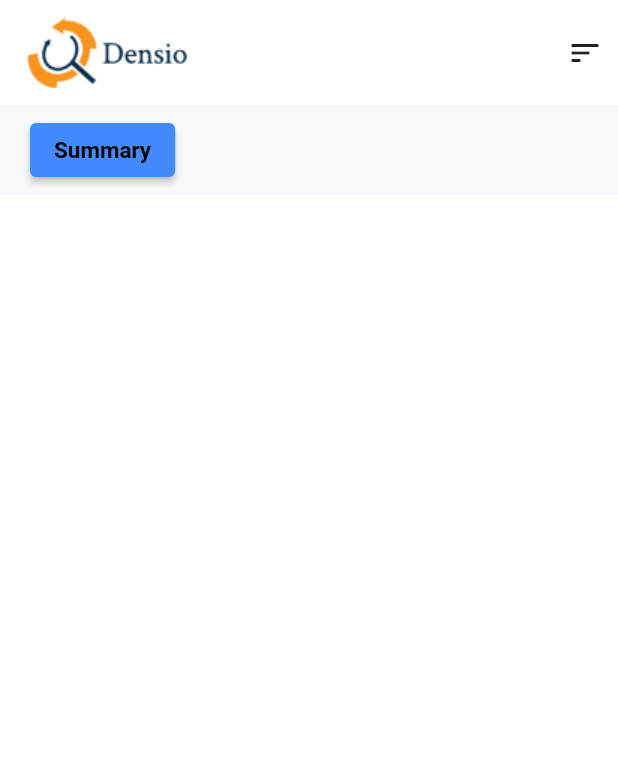
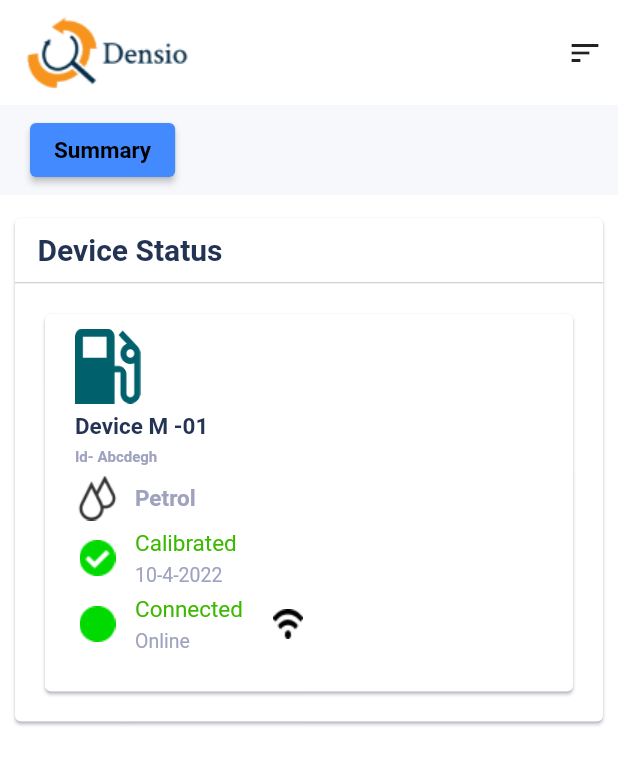
Before and after one commit to khurshid289833/densio, a Flutter app: the Home screen opened by its route, on a phone screen of 412 x 824 dp. Shown: the top 765 px of the screen. Run offline on Flutter 3.47's test engine with Material 2 defaults, Android fonts, the phone set to English and light mode, and no system bars; our stand-ins replace email_validator, shared_preferences; accounts and stored records are empty; Roboto replaces fonts that are missing (Hind).

Commit message:
home and logout

```diff
--- a/lib/drawer/navigationDrawer.dart
+++ b/lib/drawer/navigationDrawer.dart
@@ -2,6 +2,7 @@ import 'package:flutter/material.dart';
 import 'package:untitled2/drawer/pageRoutes.dart';
 import 'package:untitled2/utils/appString.dart';
 
+import '../main.dart';
 import 'createDrawerBodyItem.dart';
 import 'createDrawerHeader.dart';
 
@@ -92,6 +93,18 @@ class navigationDrawer extends StatelessWidget {
             onTap: () =>
                 Navigator.pushReplacementNamed(context, pageRoutes.webhook),
           ),
+
+          createDrawerBodyItem(
+            icon: Icons.logout,
+            text: AppString.logout,
+            onTap: () {
+              sharedPreferences.setBool('isLogin', false);
+              Navigator.pushReplacementNamed(context, pageRoutes.login);
+
+            }
+
+
+          ),
         ],
       ),
     );
--- a/lib/drawer/pageRoutes.dart
+++ b/lib/drawer/pageRoutes.dart
@@ -1,11 +1,10 @@
-import 'package:flutter/material.dart';
-import 'package:untitled2/home/dashboard.dart';
 import 'package:untitled2/home/home.dart';
+import 'package:untitled2/login/login.dart';
 import 'package:untitled2/webhooks/webhooks.dart';
 
 class pageRoutes {
   static const String home = Home.routeName;
   static const String webhook = Webhooks.routeName;
-  static const String dashboard = Dashboard.routeName;
+  static const String login = Login.routeName;
 
 }
--- a/lib/home/dashboard.dart
+++ /dev/null
@@ -1,36 +0,0 @@
-import 'package:flutter/material.dart';
-import 'package:untitled2/home/home.dart';
-import 'package:untitled2/drawer/pageRoutes.dart';
-import 'package:untitled2/webhooks/webhooks.dart';
-
-class Dashboard extends StatefulWidget{
-  static const String routeName = '/dashboard';
-  @override
-  State<StatefulWidget> createState() {
-
-    return DashboardState();
-  }
-
-}
-class DashboardState extends State<Dashboard>{
-  @override
-  Widget build(BuildContext context) {
-
-    return new MaterialApp(
-      title: 'NavigationDrawer Demo',
-      theme: new ThemeData(
-        primarySwatch: Colors.blue,
-      ),
-      home: Home(),
-      routes:  {
-        pageRoutes.home: (context) => Home(),
-        pageRoutes.webhook: (context) => Webhooks(),
-        pageRoutes.webhook: (context) => Webhooks(),
-        pageRoutes.webhook: (context) => Webhooks(),
-        pageRoutes.webhook: (context) => Webhooks(),
-      },
-    );
-  }
-
-
-}
--- a/lib/home/home.dart
+++ b/lib/home/home.dart
@@ -3,50 +3,47 @@ import 'package:flutter/material.dart';
 import 'package:untitled2/drawer/navigationDrawer.dart';
 import 'package:untitled2/utils/appColor.dart';
 import 'package:untitled2/utils/appString.dart';
+import 'package:untitled2/utils/homescreenCard.dart';
 
-class Home extends StatefulWidget{
+class Home extends StatefulWidget {
   static const String routeName = '/homePage';
 
   @override
   State<StatefulWidget> createState() {
-
     return HomeState();
   }
+}
 
-}
-class HomeState extends State<Home>{
+class HomeState extends State<Home> {
   final GlobalKey<ScaffoldState> _key = GlobalKey();
+
   @override
   Widget build(BuildContext context) {
-
     return new Scaffold(
         key: _key,
-
         drawer: navigationDrawer(),
         body: SafeArea(
           child: Container(
-
             color: Colors.white,
             child: Column(
-              mainAxisAlignment: MainAxisAlignment.start
-              ,crossAxisAlignment: CrossAxisAlignment.start,
+              mainAxisAlignment: MainAxisAlignment.start,
+              crossAxisAlignment: CrossAxisAlignment.start,
               children: [
                 Container(
-                padding: EdgeInsets.fromLTRB(10,0,10,0),
+                  padding: EdgeInsets.fromLTRB(10, 0, 10, 0),
                   color: Colors.white,
                   height: 70,
                   child: Row(
-
                     mainAxisAlignment: MainAxisAlignment.spaceBetween,
                     children: [
-                  Image.asset("assets/images/logo.png")
-                  ,
-                  GestureDetector(onTap:(){
+                      Image.asset("assets/images/logo.png"),
+                      GestureDetector(
+                          onTap: () {
                             _key.currentState!.openDrawer();
-                  },child: Icon(Icons.sort))
-
-                ],),
-
+                          },
+                          child: Icon(Icons.sort))
+                    ],
+                  ),
                 ),
 
                 Container(
@@ -54,30 +51,48 @@ class HomeState extends State<Home>{
                   height: 60,
                   color: AppColor.summaryBg,
                   child: Row(
-
-                  children: [ElevatedButton(
-
+                    children: [
+                      ElevatedButton(
                         child: Text(
                           AppString.summary,
-
                         ),
                         style: ElevatedButton.styleFrom(
-                        primary: Colors.blueAccent ,
-                        textStyle:
-                        TextStyle(fontSize: 15, fontWeight: FontWeight.bold)),
-                    onPressed: () async {
-                    },
-                  ),],
-
+                            primary: Colors.blueAccent,
+                            textStyle: TextStyle(
+                                fontSize: 15, fontWeight: FontWeight.bold)),
+                        onPressed: () async {},
+                      ),
+                    ],
                   ),
                 ),
+                Card(
+                  shadowColor: AppColor.cardShadow,
+                  margin: EdgeInsets.fromLTRB(10, 15, 10, 5),
+                  child: Column(
+                    crossAxisAlignment: CrossAxisAlignment.start,
+                    children: [
+                      Padding(
+                        padding: const EdgeInsets.fromLTRB(15, 10, 15, 10),
+                        child: Text(
+                          "Device Status",
+                          style: TextStyle(
+                              color: AppColor.cardDivider,
+                              fontWeight: FontWeight.bold,
+                              fontSize: 20),
+                        ),
+                      ),
+                      Divider(
+                        color: AppColor.greyColor,
+                        height: 1,
+                      ),
+                      homeScreenCard(),
 
-            ],),
+                    ],
                   ),
                 )
-
-    );
+              ],
+            ),
+          ),
+        ));
   }
-
-
 }
--- a/lib/login/login.dart
+++ b/lib/login/login.dart
@@ -1,10 +1,12 @@
 import 'dart:convert';
 
+import 'package:email_validator/email_validator.dart';
 import 'package:flutter/material.dart';
 import 'package:untitled2/main.dart';
 import 'package:untitled2/register/register.dart';
 import 'package:untitled2/services/LoginService.dart';
 import 'package:untitled2/utils/InputDecoration.dart';
+import 'package:untitled2/utils/appColor.dart';
 import 'package:untitled2/utils/appString.dart';
 import 'package:untitled2/drawer/pageRoutes.dart';
 import 'package:shared_preferences/shared_preferences.dart';
@@ -12,6 +14,8 @@ import 'package:untitled2/widget/alertDialog.dart';
 import 'package:untitled2/widget/loader.dart';
 
 class Login extends StatefulWidget {
+  static const String routeName = '/login';
+
   @override
   State<StatefulWidget> createState() {
     // TODO: implement createState
@@ -31,7 +35,11 @@ class LoginState extends State<Login> {
   void initState() {
     _passwordVisible = false;
 
-     //sharedPreferences.getString("savedEmail");
+    if(sharedPreferences.getString("savedEmail")!=null){
+      emailController.text= sharedPreferences.getString("savedEmail");
+      passwordController.text= sharedPreferences.getString("savedPassword");
+
+    }
 
   }
 
@@ -43,7 +51,7 @@ class LoginState extends State<Login> {
         Scaffold(
           body: SingleChildScrollView(
             child: Container(
-              padding: EdgeInsets.only(top: 100, left: 20, right: 20),
+              padding: EdgeInsets.only(top: 80, left: 20, right: 20),
               child: Column(
                 mainAxisAlignment: MainAxisAlignment.start,
                 crossAxisAlignment: CrossAxisAlignment.start,
@@ -72,7 +80,7 @@ class LoginState extends State<Login> {
                         if(value!.isEmpty)
                         {
                           return AppString.emailRequired;
-                        } if(value.contains("@") && !RegExp("^[a-zA-Z0-9+_.-]+@[a-zA-Z0-9.-]+.[a-z]").hasMatch(value)){
+                        } if(value.contains("@") && EmailValidator.validate(value!)==false){
                           return AppString.invalidEmail;
                         }if(isNumeric(value)==true && value.length!=10){
                           return AppString.invalidNumber;
@@ -155,7 +163,7 @@ class LoginState extends State<Login> {
                         height: 24.0,
                         width: 24.0,
                         child: Checkbox(
-                          activeColor: Colors.amber,
+                          activeColor: AppColor.blueColor,
                           value: _isChecked,
                           onChanged: (value) {
                             setState(() {
@@ -191,6 +199,10 @@ class LoginState extends State<Login> {
                           if(_isChecked==true){
                             sharedPreferences.setString('savedEmail',emailController.text);
                             sharedPreferences.setString('savedPassword',passwordController.text );
+                          }else{
+                            sharedPreferences.setString('savedEmail',"");
+                            sharedPreferences.setString('savedPassword',"");
+
                           }
 
                           isLoading=true;
@@ -204,7 +216,7 @@ class LoginState extends State<Login> {
                           setState(() {
                             isLoading=false;
                             if(response == "User logged in successfully"){
-                              Navigator.pushReplacementNamed(context, pageRoutes.dashboard);
+                              Navigator.pushReplacementNamed(context, pageRoutes.home);
                             } else{
                               showAlert(context, response);
 
@@ -273,4 +285,6 @@ class LoginState extends State<Login> {
     }
     return double.tryParse(s) != null;
   }
+
+
 }
--- a/lib/main.dart
+++ b/lib/main.dart
@@ -5,7 +5,6 @@ import 'package:untitled2/webhooks/webhooks.dart';
 import 'package:shared_preferences/shared_preferences.dart';
 import 'package:provider/provider.dart';
 import 'controller/registerController.dart';
-import 'home/dashboard.dart';
 import 'home/home.dart';
 
 var sharedPreferences;
@@ -59,8 +58,8 @@ class MyApp extends StatelessWidget {
       pageRoutes.webhook: (context) => Webhooks(),
       pageRoutes.webhook: (context) => Webhooks(),
       pageRoutes.webhook: (context) => Webhooks(),
-      pageRoutes.dashboard: (context) => Dashboard(),
-      }, ),
+          pageRoutes.login: (context) => Login(),
+        }, ),
     );
   }
 }
@@ -89,7 +88,7 @@ class _MyHomePageState extends State<MyHomePage> {
   Widget build(BuildContext context) {
     return Scaffold(
 
-      body: isLogin==true?Dashboard():Login(),
+      body: isLogin==true?Home():Login(),
 
     );
   }
--- a/lib/register/register.dart
+++ b/lib/register/register.dart
@@ -356,7 +356,7 @@ class RegisterState extends State<Register>{
                         );
                         provider.changeLoadingStatus(false);
                         if(response == "User registered successfully")
-                          Navigator.pushReplacementNamed(context, pageRoutes.dashboard);
+                          Navigator.pushReplacementNamed(context, pageRoutes.home);
                         else if(response == "Contact number already exists")
                           showAlert(context, "Contact number already exists");
                         else if(response == "Email already exists")
--- a/lib/utils/appColor.dart
+++ b/lib/utils/appColor.dart
@@ -12,5 +12,8 @@ class AppColor{
   static const Color greenTextColor = const Color(0xFF1F8B24);
   static const Color drawerText = const Color(0xFF242e6f);
   static const Color summaryBg = const Color(0xFFf6f8fb);
+  static const Color cardShadow = const Color(0xFF9FA2BF);
+  static const Color cardDivider = const Color(0xFF223354);
+  static const Color calibrated = const Color(0xFF3BB900);
 
 }
--- a/lib/utils/appString.dart
+++ b/lib/utils/appString.dart
@@ -51,6 +51,7 @@ class AppString{
   static const String howItWorks = "How it works";
   static const String faq = "FAQ";
   static const String contactSupport = "Contact Support";
+  static const String logout = "Logout";
 
   //Home
   static const String summary = "Summary";
--- /dev/null
+++ b/lib/utils/homescreenCard.dart
@@ -0,0 +1,117 @@
+import 'package:flutter/material.dart';
+
+import 'appColor.dart';
+
+Card homeScreenCard() {
+  return Card(
+shadowColor: AppColor.cardShadow,
+margin: EdgeInsets.fromLTRB(20, 20, 20, 20),
+child: Container(
+padding: EdgeInsets.fromLTRB(20, 10, 20, 20),
+child: Column(
+crossAxisAlignment: CrossAxisAlignment.start,
+children: [
+Image.asset(
+'assets/images/petrol_pump.png',
+height: 50,
+),
+SizedBox(
+height: 6,
+),
+Text(
+"Device M -01",
+style: TextStyle(
+color: AppColor.cardDivider,
+fontWeight: FontWeight.bold,
+fontSize: 15),
+),
+SizedBox(
+height: 6,
+),
+Text(
+"Id- Abcdegh",
+style: TextStyle(
+color: AppColor.cardShadow,
+fontWeight: FontWeight.bold,
+fontSize: 10),
+),
+SizedBox(
+height: 6,
+),
+Row(
+children: [
+Image.asset('assets/images/drops.png',
+height: 30),
+SizedBox(
+width: 10,
+),
+Text(
+"Petrol",
+style: TextStyle(
+color: AppColor.cardShadow,
+fontWeight: FontWeight.bold,
+fontSize: 15),
+)
+],
+),
+SizedBox(
+height: 6,
+), Row(children: [Image.asset(
+'assets/images/selected_green_dot.png',
+height: 30),SizedBox(
+width: 10,
+),
+Column(
+crossAxisAlignment: CrossAxisAlignment.start,
+children: [
+Text(
+"Calibrated",
+style: TextStyle(
+color: AppColor.calibrated,
+fontSize: 15),
+),
+SizedBox(height: 5,),
+Text(
+"10-4-2022",
+style: TextStyle(
+color: AppColor.cardShadow,
+fontSize: 13),
+),
+],
+
+)],),
+SizedBox(
+height: 6,
+), Row(children: [Image.asset(
+'assets/images/green_rounded_dot.png',
+height: 30),SizedBox(
+width: 10,
+),
+Column(
+crossAxisAlignment: CrossAxisAlignment.start,
+children: [
+Text(
+"Connected",
+style: TextStyle(
+color: AppColor.calibrated,
+fontSize: 15),
+),
+SizedBox(height: 5,),
+Text(
+"Online",
+style: TextStyle(
+color: AppColor.cardShadow,
+fontSize: 13),
+),
+],
+
+),SizedBox(width: 15,),
+Image.asset('assets/images/wifi.png', height: 30)
+],),
+SizedBox(
+height: 6,
+),  ],
+),
+),
+);
+}
```
Also changed, not shown: pubspec.yaml (+6 -1 lines), assets/images/drops.png (added), assets/images/green_rounded_dot.png (added), assets/images/light_green_dot.png (added), assets/images/petrol_pump.png (added), assets/images/selected_green_dot.png (added), assets/images/wifi.png (added), pubspec.lock. Lines whose indentation alone changed are shown as unchanged.
